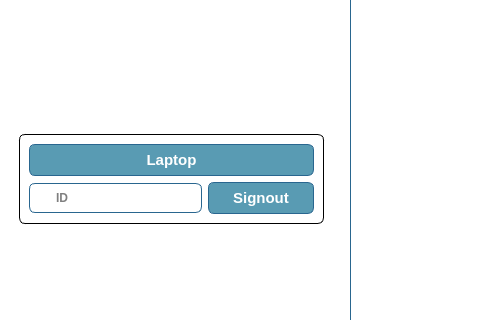
dita-programming/dita-access, file resources/main.ui: the form before one commit; both pictures show x 0 to 480 and y 94 to 414 of the 627 by 562 pixel window.
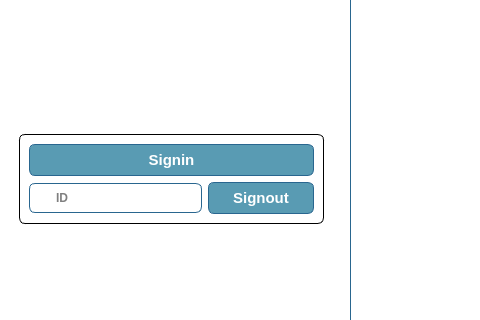
The form after the commit. Icons and pictures are not drawn.

Patch:
```diff
--- a/resources/main.ui
+++ b/resources/main.ui
@@ -218,7 +218,7 @@
             <string notr="true"/>
            </property>
            <property name="text">
-            <string>Laptop</string>
+            <string>Signin</string>
            </property>
           </widget>
          </item>
```
Left out of the diff: 4 changed lines with no effect on the pictures.
